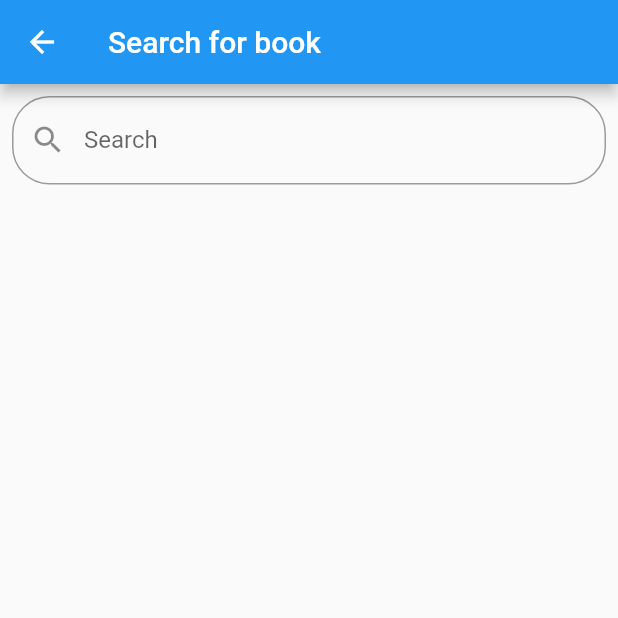
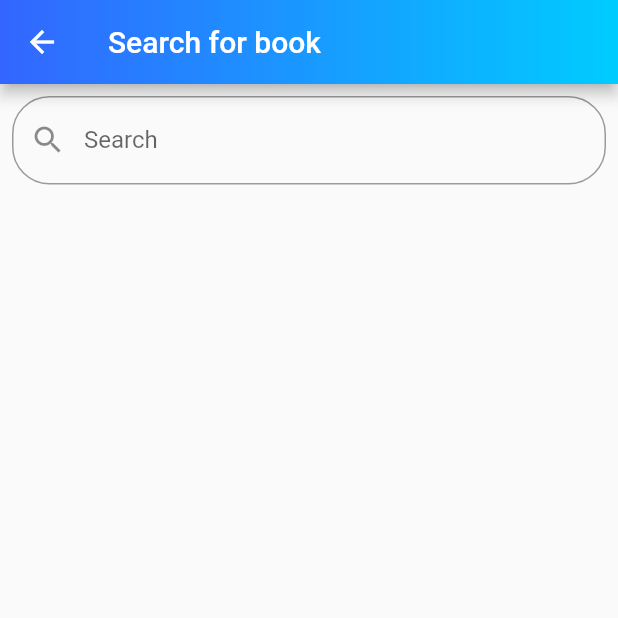
Before and after one commit to sugyanmishra29/e_learner, a Flutter app: the BookSearchScreen screen opened directly, on a phone screen of 412 x 824 dp, the top half of it. Run offline on Flutter 3.47's test engine with Material 2 defaults, Android fonts, the phone set to English and light mode, and no system bars; our stand-ins replace chewie, file_picker, firebase_auth, firebase_database, firebase_storage, video_player; missing offline and left inert: esys_flutter_share, image_picker_saver; accounts and stored records are empty.

```diff
--- a/lib/booksearch.dart
+++ b/lib/booksearch.dart
@@ -179,6 +179,19 @@ class BookSearchScreenState extends State<BookSearchScreen> {
     return new Scaffold(
       appBar: new AppBar(
         title: new Text("Search for book"),
+        flexibleSpace: Container(
+          decoration: new BoxDecoration(
+            gradient: new LinearGradient(
+                colors: [
+                  const Color(0xFF3366FF),
+                  const Color(0xFF00CCFF),
+                ],
+                begin: const FractionalOffset(0.0, 0.0),
+                end: const FractionalOffset(1.0, 0.0),
+                stops: [0.0, 1.0],
+                tileMode: TileMode.clamp),
+          ),
+        ),
       ),
       body: Container(
         child: Column(
```
Also changed, not shown: lib/pages/login_signup_page.dart (+13 -0 lines), lib/uploadBook.dart (+13 -0 lines), lib/uploadVideo.dart (+13 -0 lines), lib/videosearch.dart (+13 -0 lines).
